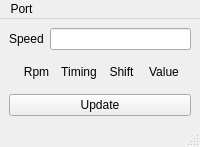
Above: ignitor.ui from asmaslov/ignitor before the change. Below: the same form after it.
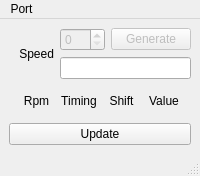
That is the form after the change. Icons and pictures are not drawn.

Patch:
```diff
--- a/ignitor.ui
+++ b/ignitor.ui
@@ -11,21 +11,14 @@
   </property>
   <widget class="QWidget" name="centralwidget">
    <layout class="QGridLayout" name="gridLayout">
-    <item row="0" column="1">
-     <widget class="QLabel" name="labelSpeed">
-      <property name="text">
-       <string>Speed</string>
-      </property>
-     </widget>
-    </item>
-    <item row="2" column="1" colspan="2">
-     <layout class="QVBoxLayout" name="verticalLayoutData">
+    <item row="3" column="1" colspan="3">
+     <layout class="QVBoxLayout" name="verticalLayoutTimings">
       <property name="spacing">
        <number>0</number>
       </property>
      </layout>
     </item>
-    <item row="1" column="1" colspan="2">
+    <item row="2" column="1" colspan="3">
      <widget class="QWidget" name="widgetHeader" native="true">
       <layout class="QHBoxLayout" name="horizontalLayout">
        <item>
@@ -71,15 +64,42 @@
       </layout>
      </widget>
     </item>
-    <item row="3" column="1" colspan="2">
+    <item row="4" column="1" colspan="3">
      <widget class="QPushButton" name="pushButtonUpdate">
       <property name="text">
        <string>Update</string>
       </property>
      </widget>
     </item>
+    <item row="0" column="1" rowspan="2">
+     <widget class="QLabel" name="labelSpeed">
+      <property name="text">
+       <string>Speed</string>
+      </property>
+      <property name="alignment">
+       <set>Qt::AlignRight|Qt::AlignTrailing|Qt::AlignVCenter</set>
+      </property>
+     </widget>
+    </item>
+    <item row="0" column="3">
+     <widget class="QPushButton" name="pushButtonGenerate">
+      <property name="enabled">
+       <bool>false</bool>
+      </property>
+      <property name="text">
+       <string>Generate</string>
+      </property>
+     </widget>
+    </item>
     <item row="0" column="2">
-     <widget class="QLineEdit" name="lineEditSpeed">
+     <widget class="QSpinBox" name="spinBoxSpeedSet">
+      <property name="enabled">
+       <bool>false</bool>
+      </property>
+     </widget>
+    </item>
+    <item row="1" column="2" colspan="2">
+     <widget class="QLineEdit" name="lineEditSpeedReal">
       <property name="readOnly">
        <bool>true</bool>
       </property>
```
